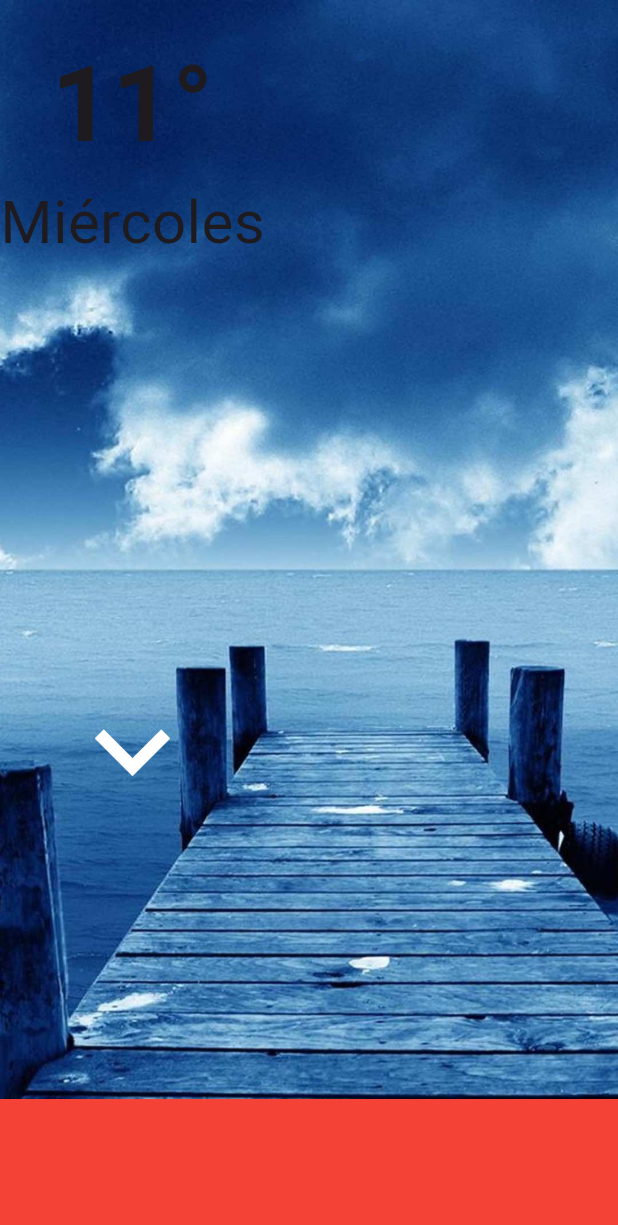
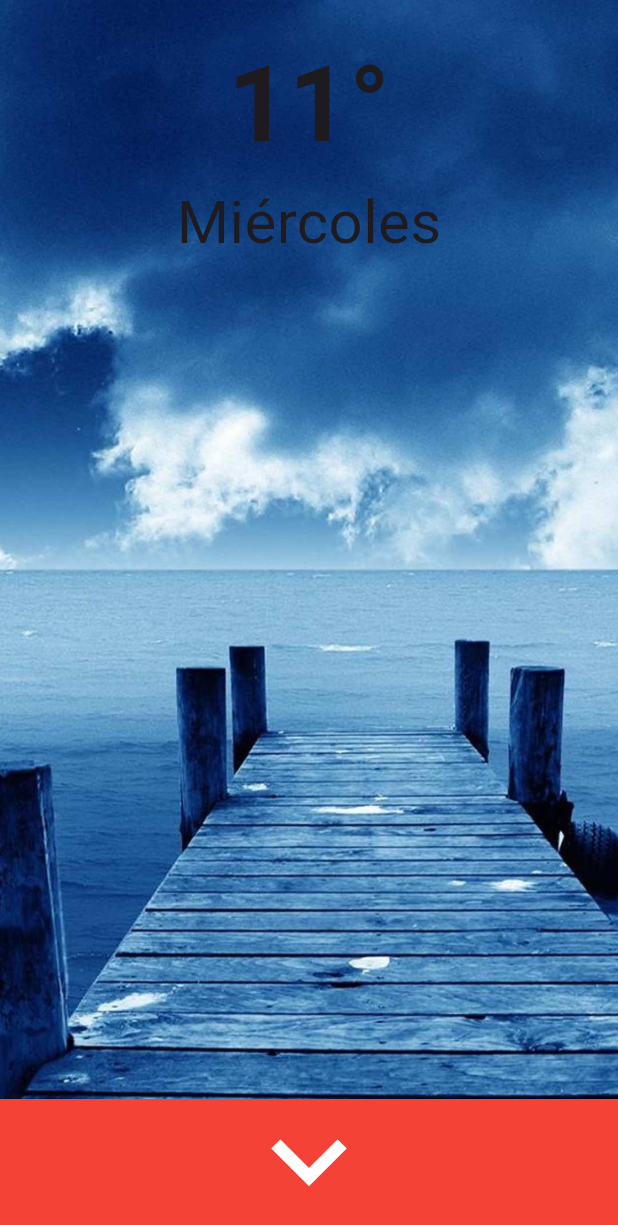
Before and after one commit to ByteRaider/flutter_app_template_basic, a Flutter app: the screen it shows after launch, on a phone screen of 412 x 824 dp. Shown: the top 1225 px of the screen. Run offline on Flutter 3.47's test engine with Material 3 defaults, Android fonts, the phone set to English and light mode, and no system bars.

Commit message:
Add pageview scroll vertical

```diff
--- a/lib/screens/scroll_design.dart
+++ b/lib/screens/scroll_design.dart
@@ -5,11 +5,32 @@
 
   @override
   Widget build(BuildContext context) {
-    return const Scaffold(
-        body: Stack(children: [
+    return Scaffold(
+        body: PageView(
+      physics: const BouncingScrollPhysics(),
+      scrollDirection: Axis.vertical,
+      children: const [
+        Page1(),
+        Page1(),
+        Page1(),
+        Page1(),
+        Page1(),
+      ],
+    ));
+  }
+}
+
+class Page1 extends StatelessWidget {
+  const Page1({
+    super.key,
+  });
+
+  @override
+  Widget build(BuildContext context) {
+    return const Stack(children: [
       Background(),
       MainContent(),
-    ]));
+    ]);
   }
 }
 
@@ -30,19 +51,19 @@
 
   @override
   Widget build(BuildContext context) {
-    return const SafeArea(
+    return SafeArea(
       bottom: false,
       child: Column(
           mainAxisAlignment: MainAxisAlignment.center,
           crossAxisAlignment: CrossAxisAlignment.center,
           children: [
-            SizedBox(height: 20),
-            Text('11°',
+            const SizedBox(height: 20),
+            const Text('11°',
                 style: TextStyle(fontSize: 70, fontWeight: FontWeight.w600)),
-            Text('Miércoles', style: TextStyle(fontSize: 40)),
-            Expanded(
-                child: Icon(Icons.keyboard_arrow_down,
-                    size: 100, color: Colors.white))
+            const Text('Miércoles', style: TextStyle(fontSize: 40)),
+            Expanded(child: Container()),
+            const Icon(Icons.keyboard_arrow_down,
+                size: 100, color: Colors.white)
           ]),
     );
   }
```
